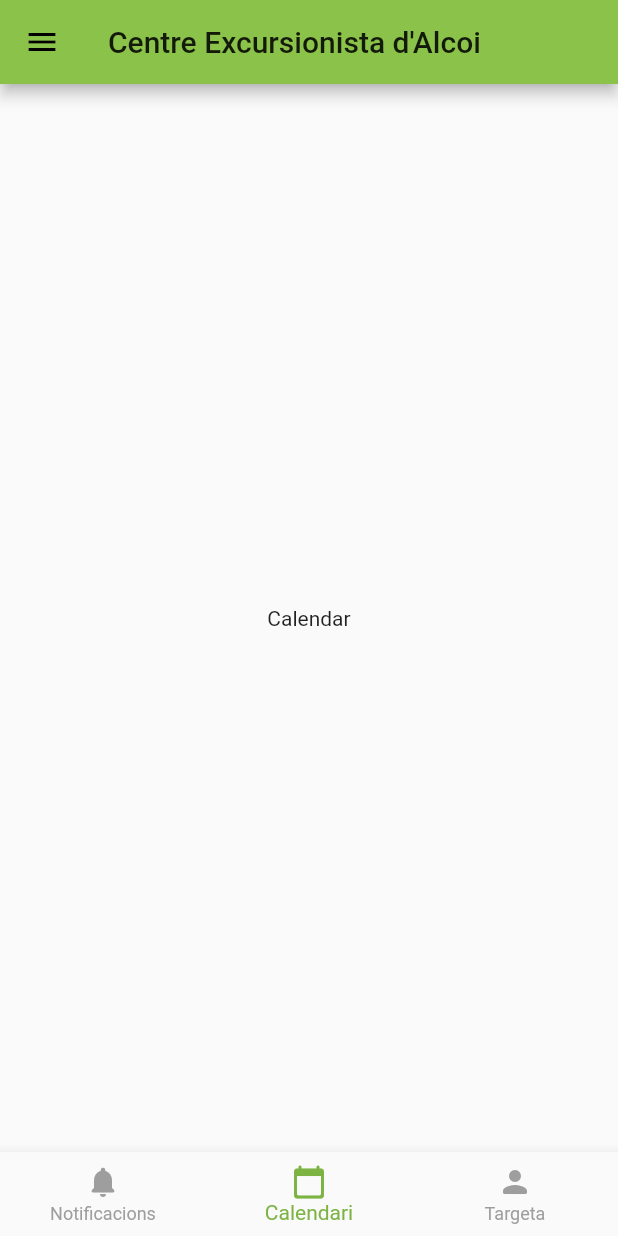
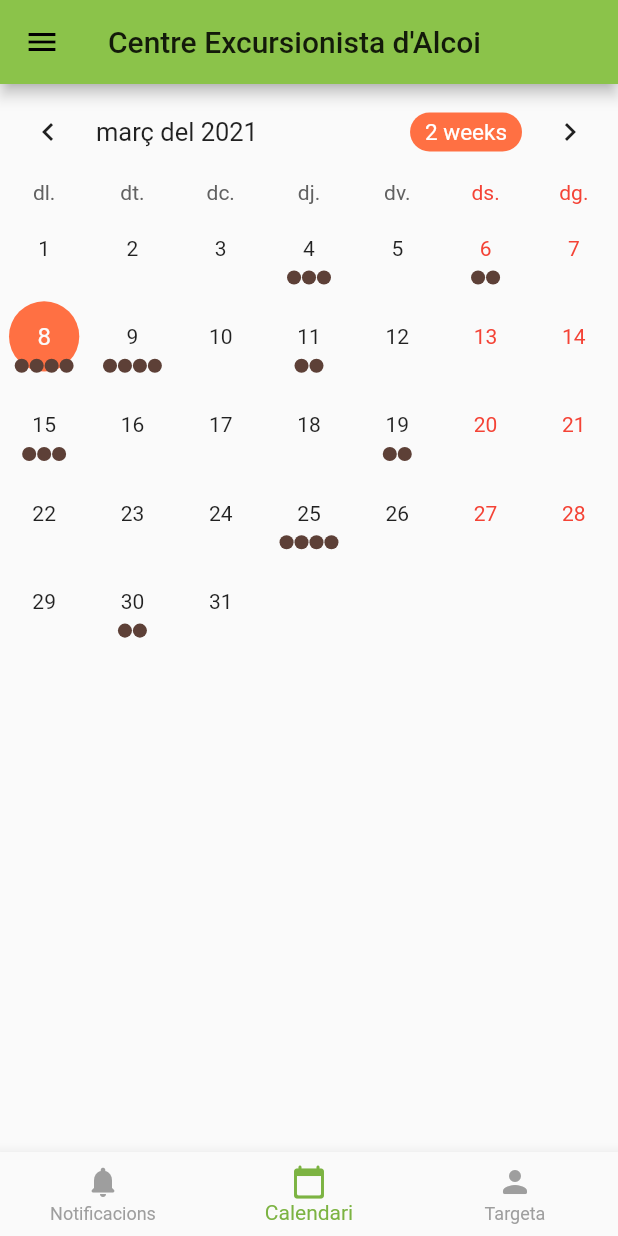
Before and after one commit to Centre-Excursionista-d-Alcoi/CEA-App, a Flutter app: the screen it shows after launch, item 2 of the bottom bar chosen, on a phone screen of 412 x 824 dp. Run offline on Flutter 3.47's test engine with Material 2 defaults, Android fonts, the phone set to English and light mode, and no system bars; drawn by our look-alikes of table_calendar; our stand-ins replace easy_localization.

Commit message:
:sparkles: Sketched calendar

```diff
--- a/lib/main.dart
+++ b/lib/main.dart
@@ -1,5 +1,14 @@
 import 'package:flutter/material.dart';
 import 'package:easy_localization/easy_localization.dart';
+import 'package:table_calendar/table_calendar.dart';
+
+final Map<DateTime, List> _holidays = {
+  DateTime(2020, 1, 1): ['New Year\'s Day'],
+  DateTime(2020, 1, 6): ['Epiphany'],
+  DateTime(2020, 2, 14): ['Valentine\'s Day'],
+  DateTime(2020, 4, 21): ['Easter Sunday'],
+  DateTime(2020, 4, 22): ['Easter Monday'],
+};
 
 void main() async {
   WidgetsFlutterBinding.ensureInitialized();
@@ -52,8 +61,12 @@ class NotificationItem {
   bool isExpanded;
 }
 
-class _MainPageState extends State<MainPage> {
+class _MainPageState extends State<MainPage> with TickerProviderStateMixin {
   int _selectedIndex = 0;
+  Map<DateTime, List> _events;
+  List _selectedEvents;
+  AnimationController _animationController;
+  CalendarController _calendarController;
 
   List<NotificationItem> _notifications = [
     NotificationItem(
@@ -81,56 +94,108 @@ class _MainPageState extends State<MainPage> {
   }
 
   @override
+  void initState() {
+    super.initState();
+    final _selectedDay = DateTime.now();
+
+    _events = {
+      _selectedDay.subtract(Duration(days: 30)): [
+        'Event A0',
+        'Event B0',
+        'Event C0'
+      ],
+      _selectedDay.subtract(Duration(days: 27)): ['Event A1'],
+      _selectedDay.subtract(Duration(days: 20)): [
+        'Event A2',
+        'Event B2',
+        'Event C2',
+        'Event D2'
+      ],
+      _selectedDay.subtract(Duration(days: 16)): ['Event A3', 'Event B3'],
+      _selectedDay.subtract(Duration(days: 10)): [
+        'Event A4',
+        'Event B4',
+        'Event C4'
+      ],
+      _selectedDay.subtract(Duration(days: 4)): [
+        'Event A5',
+        'Event B5',
+        'Event C5'
+      ],
+      _selectedDay.subtract(Duration(days: 2)): ['Event A6', 'Event B6'],
+      _selectedDay: ['Event A7', 'Event B7', 'Event C7', 'Event D7'],
+      _selectedDay.add(Duration(days: 1)): [
+        'Event A8',
+        'Event B8',
+        'Event C8',
+        'Event D8'
+      ],
+      _selectedDay.add(Duration(days: 3)):
+          Set.from(['Event A9', 'Event A9', 'Event B9']).toList(),
+      _selectedDay.add(Duration(days: 7)): [
+        'Event A10',
+        'Event B10',
+        'Event C10'
+      ],
+      _selectedDay.add(Duration(days: 11)): ['Event A11', 'Event B11'],
+      _selectedDay.add(Duration(days: 17)): [
+        'Event A12',
+        'Event B12',
+        'Event C12',
+        'Event D12'
+      ],
+      _selectedDay.add(Duration(days: 22)): ['Event A13', 'Event B13'],
+      _selectedDay.add(Duration(days: 26)): [
+        'Event A14',
+        'Event B14',
+        'Event C14'
+      ],
+    };
+
+    _selectedEvents = _events[_selectedDay] ?? [];
+    _calendarController = CalendarController();
+
+    _animationController = AnimationController(
+      vsync: this,
+      duration: const Duration(milliseconds: 400),
+    );
+
+    _animationController.forward();
+  }
+
+  @override
+  void dispose() {
+    _animationController.dispose();
+    _calendarController.dispose();
+    super.dispose();
+  }
+
+  void _onDaySelected(DateTime day, List events, List holidays) {
+    print('CALLBACK: _onDaySelected');
+    setState(() {
+      _selectedEvents = events;
+    });
+  }
+
+  void _onVisibleDaysChanged(
+      DateTime first, DateTime last, CalendarFormat format) {
+    print('CALLBACK: _onVisibleDaysChanged');
+  }
+
+  void _onCalendarCreated(
+      DateTime first, DateTime last, CalendarFormat format) {
+    print('CALLBACK: _onCalendarCreated');
+  }
+
+  @override
   Widget build(BuildContext context) {
     return Scaffold(
       body: Container(
           child: <Widget>[
-        SingleChildScrollView(
-          child: Container(
-            child: ExpansionPanelList(
-              expansionCallback: (int index, bool isExpanded) {
-                setState(() {
-                  _notifications[index].isExpanded = !isExpanded;
-                });
-              },
-              children:
-                  _notifications.map<ExpansionPanel>((NotificationItem item) {
-                return ExpansionPanel(
-                  headerBuilder: (BuildContext context, bool isExpanded) {
-                    print(item.icon);
-                    return ListTile(
-                      leading: <Icon>[
-                        Icon(Icons.close_rounded),
-                        Icon(Icons.people_rounded),
-                        Icon(Icons.book_rounded),
-                      ][item.icon == null ? 0 : item.icon],
-                      title: Text(item.title),
-                    );
-                  },
-                  body: ListTile(
-                    title: Text(item.message),
-                    trailing: Icon(Icons.delete_rounded),
-                    onTap: () {
-                      setState(() {
-                        _notifications
-                            .removeWhere((currentItem) => item == currentItem);
-                      });
-                    },
-                  ),
-                  isExpanded: item.isExpanded,
-                );
-              }).toList(),
-            ),
-          ),
-        ),
-        Center(
-          child: Text("Calendar"),
-        ),
+        _buildNotifications(),
+        _buildCalendar(),
         Center(
           child: Text("Card"),
-        ),
-        Center(
-          child: Text("Settings"),
         ),
       ][_selectedIndex]),
       bottomNavigationBar: BottomNavigationBar(
@@ -196,4 +261,70 @@ class _MainPageState extends State<MainPage> {
       ),
     );
   }
+
+  Widget _buildNotifications() {
+    return SingleChildScrollView(
+      child: Container(
+        child: ExpansionPanelList(
+          expansionCallback: (int index, bool isExpanded) {
+            setState(() {
+              _notifications[index].isExpanded = !isExpanded;
+            });
+          },
+          children: _notifications.map<ExpansionPanel>((NotificationItem item) {
+            return ExpansionPanel(
+              headerBuilder: (BuildContext context, bool isExpanded) {
+                print(item.icon);
+                return ListTile(
+                  leading: <Icon>[
+                    Icon(Icons.close_rounded),
+                    Icon(Icons.people_rounded),
+                    Icon(Icons.book_rounded),
+                  ][item.icon == null ? 0 : item.icon],
+                  title: Text(item.title),
+                );
+              },
+              body: ListTile(
+                title: Text(item.message),
+                trailing: Icon(Icons.delete_rounded),
+                onTap: () {
+                  setState(() {
+                    _notifications
+                        .removeWhere((currentItem) => item == currentItem);
+                  });
+                },
+              ),
+              isExpanded: item.isExpanded,
+            );
+          }).toList(),
+        ),
+      ),
+    );
+  }
+
+  Widget _buildCalendar() {
+    return TableCalendar(
+      calendarController: _calendarController,
+      events: _events,
+      holidays: _holidays,
+      startingDayOfWeek: StartingDayOfWeek.monday,
+      calendarStyle: CalendarStyle(
+        selectedColor: Colors.deepOrange[400],
+        todayColor: Colors.deepOrange[200],
+        markersColor: Colors.brown[700],
+        outsideDaysVisible: false,
+      ),
+      headerStyle: HeaderStyle(
+        formatButtonTextStyle:
+        TextStyle().copyWith(color: Colors.white, fontSize: 15.0),
+        formatButtonDecoration: BoxDecoration(
+          color: Colors.deepOrange[400],
+          borderRadius: BorderRadius.circular(16.0),
+        ),
+      ),
+      onDaySelected: _onDaySelected,
+      onVisibleDaysChanged: _onVisibleDaysChanged,
+      onCalendarCreated: _onCalendarCreated,
+    );
+  }
 }
--- a/pubspec.yaml
+++ b/pubspec.yaml
@@ -11,8 +11,9 @@ environment:
 dependencies:
   flutter:
     sdk: flutter
+  cupertino_icons: ^1.0.2
 
-  cupertino_icons: ^1.0.2
+  table_calendar: ^2.3.3
 
 dev_dependencies:
   flutter_test:
```
Also changed, not shown: pubspec.lock.
